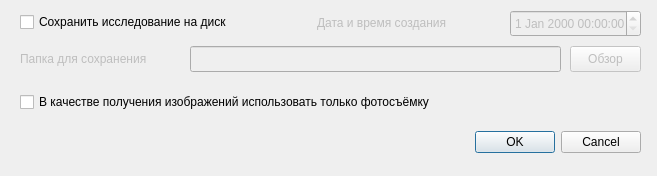
Before: the Qt Designer form currentresearchcreationdialog.ui in kapkovsv/PuansonChecker.64bit, drawn with Qt 5.
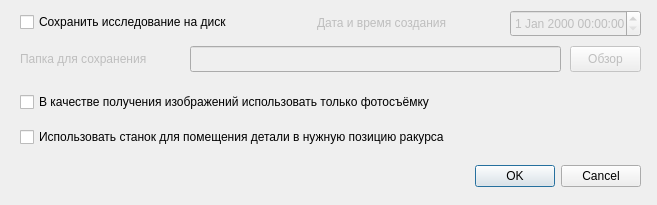
After: the same form once the commit is applied.

Commit message: Добавлен класс исследования, размеры детали сейчас хранятся в файле исследования, обновлён код работы со станком, множество небольших улучшений кода

The edit to the form file:
```diff
--- a/currentresearchcreationdialog.ui
+++ b/currentresearchcreationdialog.ui
@@ -7,7 +7,7 @@
     <x>0</x>
     <y>0</y>
     <width>657</width>
-    <height>176</height>
+    <height>205</height>
    </rect>
   </property>
   <property name="windowTitle">
@@ -17,7 +17,7 @@
    <property name="geometry">
     <rect>
      <x>20</x>
-     <y>126</y>
+     <y>160</y>
      <width>621</width>
      <height>32</height>
     </rect>
@@ -92,13 +92,16 @@
     <rect>
      <x>20</x>
      <y>90</y>
-     <width>481</width>
+     <width>616</width>
      <height>24</height>
     </rect>
    </property>
    <property name="text">
     <string>В качестве получения изображений использовать только фотосъёмку</string>
    </property>
+   <property name="checked">
+    <bool>false</bool>
+   </property>
   </widget>
   <widget class="QLabel" name="creationDateTimeLabel">
    <property name="enabled">
@@ -135,6 +138,19 @@
     <set>Qt::AlignRight|Qt::AlignTrailing|Qt::AlignVCenter</set>
    </property>
   </widget>
+  <widget class="QCheckBox" name="useMachineForDetailMovementCheckBox">
+   <property name="geometry">
+    <rect>
+     <x>20</x>
+     <y>125</y>
+     <width>616</width>
+     <height>24</height>
+    </rect>
+   </property>
+   <property name="text">
+    <string>Использовать станок для помещения детали в нужную позицию ракурса</string>
+   </property>
+  </widget>
  </widget>
  <resources/>
  <connections>
```
Left out of the diff: 16 changed lines with no effect on the pictures. The commit also changes 46 other files.
